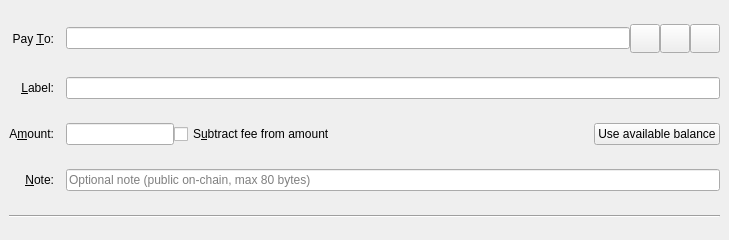
Before: the Qt Designer form src/qt/forms/sendcoinsentry.ui in badcoin-project/badcoin, drawn with Qt 5.
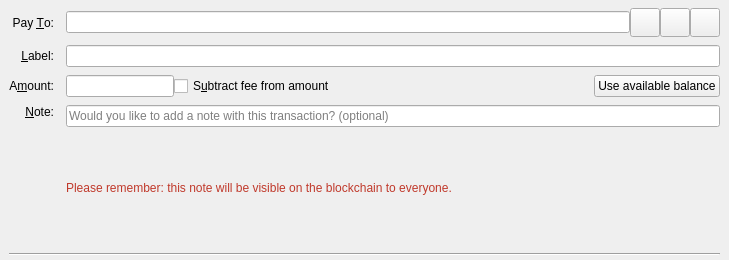
After: the same form once the commit is applied. Icons and pictures are not drawn. Custom widgets are drawn as their Qt base class.

Commit message:
qt: clearer public Note prompt on Send
Ask whether to add a note, warn in red that it is visible on the
blockchain to everyone, and mirror that warning in the confirm dialog.

Diff of the .ui file:
```diff
--- a/src/qt/forms/sendcoinsentry.ui
+++ b/src/qt/forms/sendcoinsentry.ui
@@ -7,13 +7,13 @@
     <x>0</x>
     <y>0</y>
     <width>729</width>
-    <height>240</height>
+    <height>260</height>
    </rect>
   </property>
   <property name="minimumSize">
    <size>
     <width>0</width>
-    <height>220</height>
+    <height>240</height>
    </size>
   </property>
   <property name="focusPolicy">
@@ -198,7 +198,7 @@
        <string>&amp;Note:</string>
       </property>
       <property name="alignment">
-       <set>Qt::AlignRight|Qt::AlignTrailing|Qt::AlignVCenter</set>
+       <set>Qt::AlignRight|Qt::AlignTop|Qt::AlignTrailing</set>
       </property>
       <property name="buddy">
        <cstring>messageTextLabel</cstring>
@@ -206,17 +206,37 @@
      </widget>
     </item>
     <item row="3" column="1">
+     <layout class="QVBoxLayout" name="noteLayout">
+      <property name="spacing">
+       <number>4</number>
+      </property>
+      <item>
      <widget class="QLineEdit" name="messageTextLabel">
       <property name="toolTip">
        <string>Optional public on-chain note (OP_RETURN). Anyone can read this forever on the blockchain. Leave blank for a private send. Max 80 UTF-8 bytes.</string>
       </property>
       <property name="placeholderText">
-       <string>Optional note (public on-chain, max 80 bytes)</string>
+         <string>Would you like to add a note with this transaction? (optional)</string>
       </property>
       <property name="maxLength">
        <number>80</number>
       </property>
      </widget>
+      </item>
+      <item>
+       <widget class="QLabel" name="messageWarningLabel">
+        <property name="styleSheet">
+         <string notr="true">color: #c0392b;</string>
+        </property>
+        <property name="wordWrap">
+         <bool>true</bool>
+        </property>
+        <property name="text">
+         <string>Please remember: this note will be visible on the blockchain to everyone.</string>
+        </property>
+       </widget>
+      </item>
+     </layout>
     </item>
     <item row="4" column="0" colspan="2">
      <widget class="Line" name="line">
```
Left out of the diff: 2 changed lines with no effect on the pictures. Lines whose indentation alone changed are shown as unchanged. The commit also changes 2 other files.
